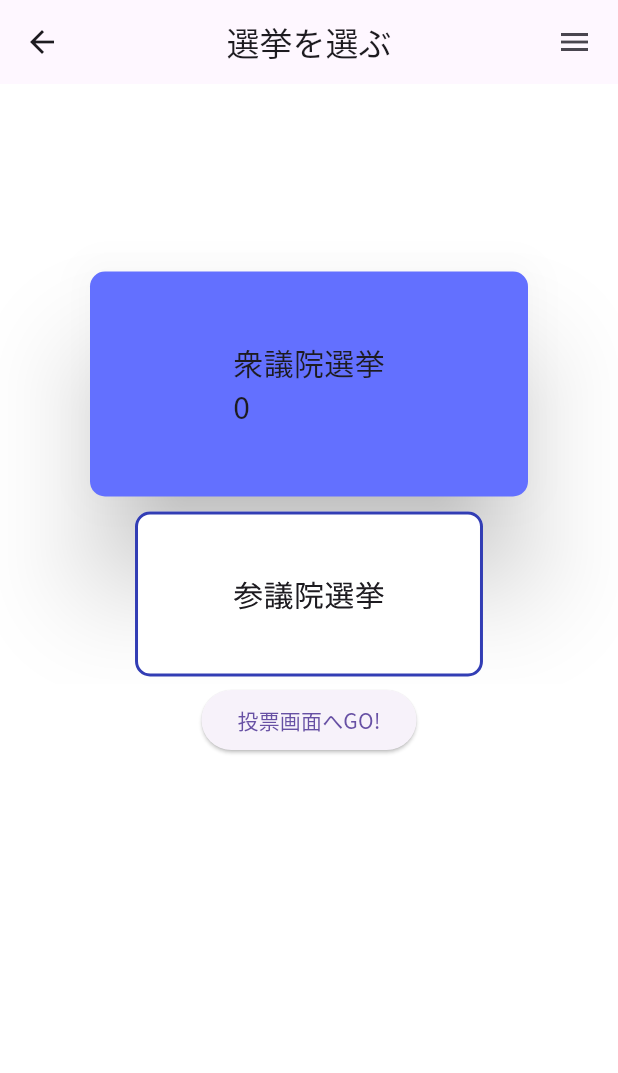
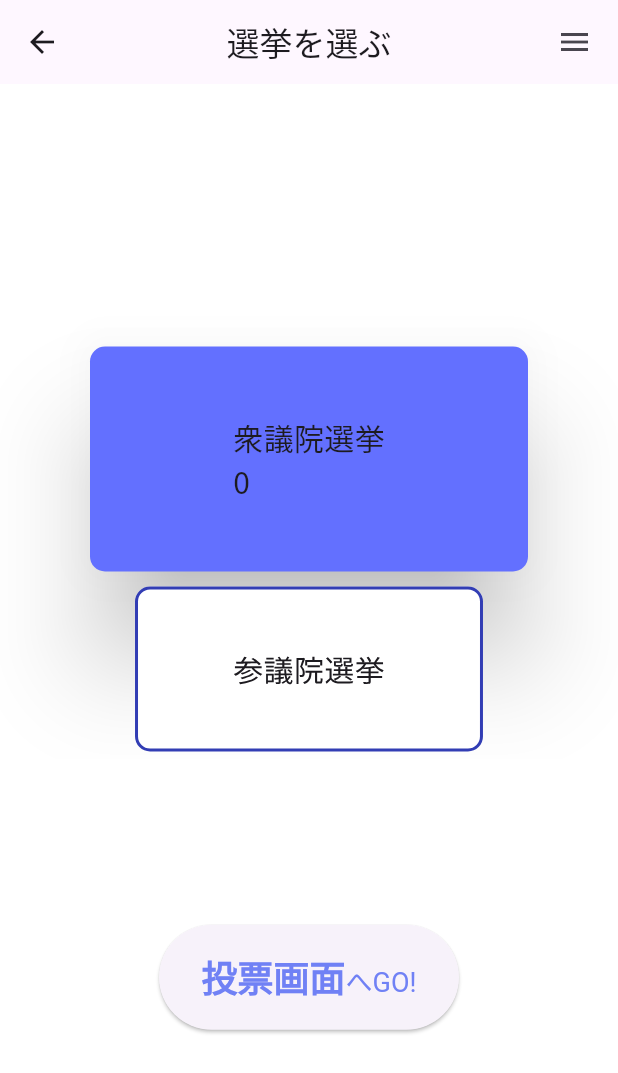
Before and after one commit to yambaru-hackathon/Group-6, a Flutter app: the ElectionList screen opened directly, on a phone screen of 412 x 824 dp. Shown: the top 1073 px of the screen. Run offline on Flutter 3.47's test engine with Material 3 defaults, Android fonts, the phone set to English and light mode, and no system bars; our stand-ins replace camera, cloud_firestore, firebase_auth, firebase_core, flutter_riverpod, riverpod_annotation and 1 more; missing offline and left inert: navigator_scope; accounts and stored records are empty; generated files the repository leaves out were written again.

Commit message:
election_listのスタイルを調整

```diff
--- a/lib/screen/election/election_list.dart
+++ b/lib/screen/election/election_list.dart
@@ -95,7 +95,8 @@ class _ElectionListState extends ConsumerState<ElectionList> {
     setState(() {
       if (lowerHouseVote.isNotEmpty) {
         // debugPrint('vote history of user is fetched');
-        _electionList.removeWhere((element) => element['id'] == lowerHouseData['name']);
+        _electionList
+            .removeWhere((element) => element['id'] == lowerHouseData['name']);
       }
     });
   }
@@ -106,6 +107,7 @@ class _ElectionListState extends ConsumerState<ElectionList> {
     super.initState();
 
     _fetchData();
+    _fetchUserVote();
   }
 
   int _selectedItemIndex = 0;
@@ -121,7 +123,9 @@ class _ElectionListState extends ConsumerState<ElectionList> {
         child: Column(
 //          mainAxisAlignment: MainAxisAlignment.center,
           children: <Widget>[
-            Stack(children: [
+            Padding(
+              padding: const EdgeInsets.only(top: 50.0),
+              child: Stack(children: [
                 SizedBox(
                   height: 400,
                   child: ListWheelScrollView(
@@ -292,11 +296,38 @@ class _ElectionListState extends ConsumerState<ElectionList> {
                       )
                     : SizedBox(), // 選挙リストがある場合何も表示しない
               ]),
-            ElevatedButton(
+            ),
+            Container(
+              padding: const EdgeInsets.only(top: 110.5),
+              child: SizedBox(
+                width: 200,
+                height: 70,
+                child: ElevatedButton(
                   onPressed: () {
                     onPressedToVoting();
                   },
-              child: const Text('投票画面へGO!'),
+                  child: RichText(
+                    text: const TextSpan(
+                      children: [
+                        TextSpan(
+                          text: '投票画面',
+                          style: TextStyle(
+                              color: Color.fromARGB(255, 112, 129, 245),
+                              fontSize: 24,
+                              fontWeight: FontWeight.bold),
+                        ),
+                        TextSpan(
+                          text: 'へGO!',
+                          style: TextStyle(
+                            color: Color.fromARGB(255, 112, 129, 245),
+                            fontSize: 18,
+                          ),
+                        ),
+                      ],
+                    ),
+                  ),
+                ),
+              ),
             ),
           ],
         ),
--- a/lib/screen/signup/enter_personal_data.dart
+++ b/lib/screen/signup/enter_personal_data.dart
@@ -120,7 +120,6 @@ class DisplayPictureScreen extends StatelessWidget {
   @override
   Widget build(BuildContext context) {
     return Scaffold(
-      appBar: AppBar(title: const Text('')),
       body: Center(
         child: Column(
           children: [
```
Lines whose indentation alone changed are shown as unchanged.
